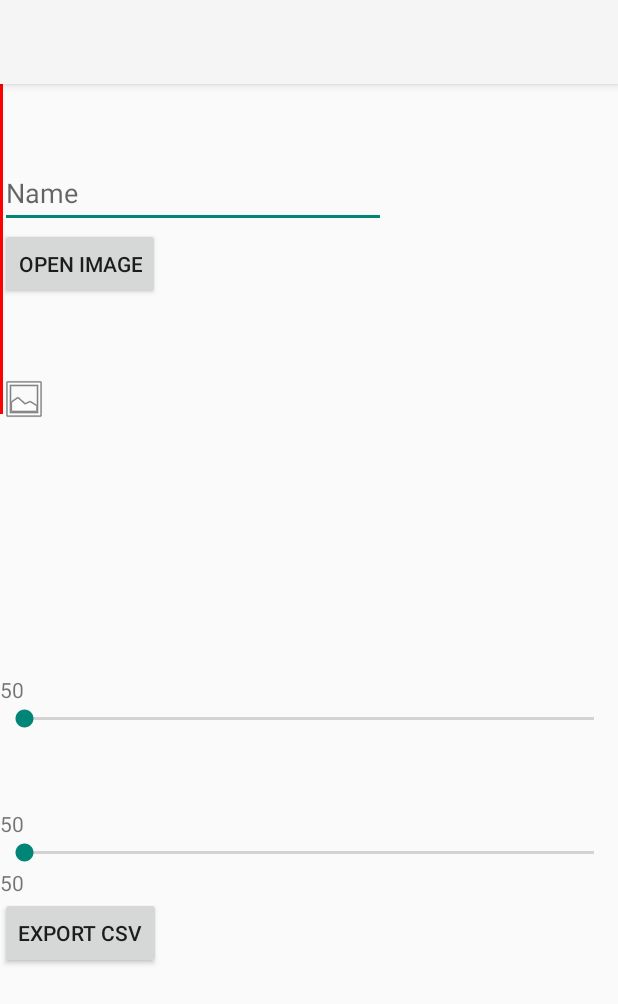
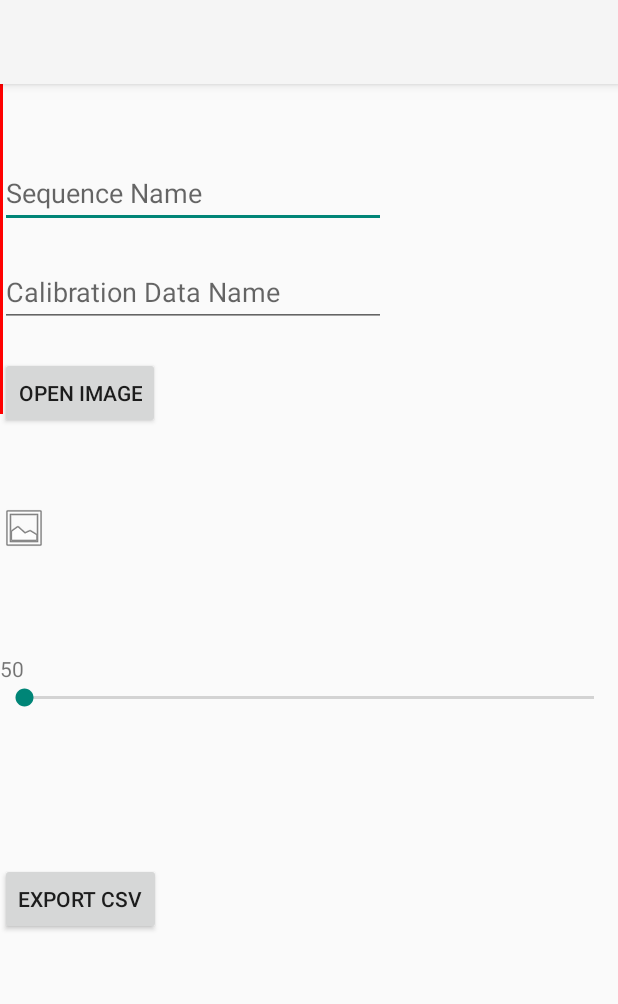
Before and after one commit to legrs/fukasis, an Android app: the CsvActivity screen opened directly, with no data from a screen before it, after a tap on "OPEN IMAGE", on a phone screen of 412 x 824 dp. Shown: the top 1004 px of the screen. Run offline under Robolectric (Android 15) with nearby library versions, the light colour scheme and no system bars.

Commit message:
start implementing csv function

```diff
--- a/app/app/src/main/java/com/example/ssa/CsvActivity.java
+++ b/app/app/src/main/java/com/example/ssa/CsvActivity.java
@@ -24,15 +24,18 @@ import android.widget.TextView;
 public class CsvActivity extends AppCompatActivity{
 
     private ImageView iv;
-    private EditText path_et; //et=EditText
+    private EditText path_et1; //et=EditText
+    private EditText path_et2; //et=EditText
 
     private ActivityCsvBinding binding;
 
     int[] pos = {0,0};
     float scale = 0.4F;
+    float imgWidth ;
+    float imgHeight ;
     float dispWidth ;
     float dispHeight;
-    int linePos = 0;
+    float fol;
 
     @Override
     protected void onCreate(Bundle savedInstanceState) {
@@ -45,25 +48,28 @@ public class CsvActivity extends AppCompatActivity{
 
         // UIs
         Button openBtn = binding.open;
+        Button exportBtn = binding.export;
         SeekBar sb1 = binding.sb1;
-        SeekBar sb2 = binding.sb2;
         TextView t1 = binding.t1;
-        TextView t2 = binding.t2;
         FrameLayout line = binding.line;
         iv = binding.iv;
         iv.setScaleType(ImageView.ScaleType.MATRIX);
 
 
-        path_et = binding.input1;
+        path_et1 = binding.input1;
+        path_et2 = binding.input2;
         openBtn.setOnClickListener(new View.OnClickListener(){
             public void onClick(View v){
                 ContentResolver resolver = getContentResolver();
                 Uri collection = MediaStore.Files.getContentUri("external");
                 Uri uri = null;
-                String filepath = "Documents/SSA/imgs/" + path_et.getText().toString() + "/";
+
+                String filepath = "Documents/SSA/imgs/" + path_et1.getText().toString() + "/";
+                String selection = MediaStore.MediaColumns.DISPLAY_NAME + "=? AND " + MediaStore.MediaColumns.RELATIVE_PATH + "=?";
+
+                    //  jpg image ( for preview )
+
                 String filename = "stacked.jpg";
-                //String filename = "stacked.tif";
-                String selection = MediaStore.MediaColumns.DISPLAY_NAME + "=? AND " + MediaStore.MediaColumns.RELATIVE_PATH + "=?";
                 String[] selectionArgs = new String[]{filename, filepath};
 
                 try(Cursor cursor = resolver.query(
@@ -88,8 +94,8 @@ public class CsvActivity extends AppCompatActivity{
                     Matrix matrix = new Matrix();
                     dispWidth = iv.getWidth();
                     dispHeight = iv.getHeight();
-                    float imgWidth = iv.getDrawable().getIntrinsicWidth();
-                    float imgHeight = iv.getDrawable().getIntrinsicHeight();
+                    imgWidth = iv.getDrawable().getIntrinsicWidth();
+                    imgHeight = iv.getDrawable().getIntrinsicHeight();
                     Log.d("a","" + dispWidth);
                     Log.d("a","" + dispHeight);
                     Log.d("a","" + imgWidth);
@@ -100,6 +106,82 @@ public class CsvActivity extends AppCompatActivity{
                     iv.setImageMatrix(matrix);
                     iv.getLocationOnScreen(pos);
                 }
+
+                    //  tiff image
+
+                boolean isDarked = false;
+                filename = "darked.tif";
+                selectionArgs = new String[]{filename, filepath};
+                try(Cursor cursor = resolver.query(
+                            collection,
+                            new String[]{MediaStore.MediaColumns._ID},
+                            selection,
+                            selectionArgs,
+                            null)){
+                    if(cursor != null && cursor.moveToFirst()){
+                        long id = cursor.getLong(cursor.getColumnIndexOrThrow(MediaStore.MediaColumns._ID));
+                        // exsists
+                        uri = ContentUris.withAppendedId(collection, id);
+                        Log.d("a","ありましたよっ！");
+                        isDarked = true;
+                    }
+
+                }
+                if(!isDarked){
+                    filename = "stacked.tif";
+                    selectionArgs = new String[]{filename, filepath};
+                    try(Cursor cursor = resolver.query(
+                                collection,
+                                new String[]{MediaStore.MediaColumns._ID},
+                                selection,
+                                selectionArgs,
+                                null)){
+                        if(cursor != null && cursor.moveToFirst()){
+                            long id = cursor.getLong(cursor.getColumnIndexOrThrow(MediaStore.MediaColumns._ID));
+                            // exsists
+                            uri = ContentUris.withAppendedId(collection, id);
+                            Log.d("a","ありましたよっ！");
+                        }else{
+                            Log.d("a","stacked.tifもないですよ!！");
+                        }
+
+                    }
+                }
+
+                if(uri!=null){
+
+                }
+
+
+                    // calibration data
+
+                filepath = "Documents/SSA/calibdata/";
+                filename = path_et2.getText().toString();
+                selectionArgs = new String[]{filename, filepath};
+                try(Cursor cursor = resolver.query(
+                            collection,
+                            new String[]{MediaStore.MediaColumns._ID},
+                            selection,
+                            selectionArgs,
+                            null)){
+                    if(cursor != null && cursor.moveToFirst()){
+                        long id = cursor.getLong(cursor.getColumnIndexOrThrow(MediaStore.MediaColumns._ID));
+                        // exsists
+                        uri = ContentUris.withAppendedId(collection, id);
+                        Log.d("a","ありましたよっ！");
+                        isDarked = true;
+                    }else{
+                        Log.d("a","(校正用ファイルが)ないです");
+                    }
+
+                }
+
+
+            }
+        });
+        exportBtn.setOnClickListener(new View.OnClickListener(){
+            public void onClick(View v){
+                makecsv(fd, fol);
             }
         });
         sb1.setOnSeekBarChangeListener(new SeekBar.OnSeekBarChangeListener() {
@@ -107,8 +189,8 @@ public class CsvActivity extends AppCompatActivity{
             public void onProgressChanged(SeekBar seekBar, int i, boolean b) {
                 Log.d("a","" + i);
                 t1.setText("" + i);
-                linePos = 300+i*3;
-                line.setX(dispWidth-linePos*scale);
+                fol = imgWidth - (300+i*3);
+                line.setX(dispWidth-imgWidth + fol*scale);
                 line.setY(pos[1]-50);
             }
 
@@ -134,4 +216,5 @@ public class CsvActivity extends AppCompatActivity{
     }
 
 
+    public native String makecsv(int fd, int fol);
 }
--- a/app/app/src/main/res/layout/activity_csv.xml
+++ b/app/app/src/main/res/layout/activity_csv.xml
@@ -10,7 +10,7 @@
 
     <LinearLayout
         android:layout_width="match_parent"
-        android:layout_height="720dp"
+        android:layout_height="match_parent"
         android:layout_weight="0.5"
         android:orientation="vertical"
         android:weightSum="1">
@@ -25,10 +25,25 @@
             android:layout_height="46dp"
             android:ems="10"
             android:inputType="text"
-            android:hint="Name"
+            android:hint="Sequence Name"
             tools:layout_editor_absoluteX="16dp"
             tools:layout_editor_absoluteY="54dp" />
+        <Space
+            android:layout_width="match_parent"
+            android:layout_height="20dp" />
 
+        <EditText
+            android:id="@+id/input2"
+            android:layout_width="257dp"
+            android:layout_height="46dp"
+            android:ems="10"
+            android:inputType="text"
+            android:hint="Calibration Data Name"
+            tools:layout_editor_absoluteX="30dp"
+            tools:layout_editor_absoluteY="54dp" />
+        <Space
+            android:layout_width="match_parent"
+            android:layout_height="20dp" />
     <Button
         android:id="@+id/open"
         android:layout_width="wrap_content"
@@ -45,7 +60,7 @@
         <ImageView
             android:id="@+id/iv"
             android:layout_width="match_parent"
-            android:layout_height="150dp"
+            android:layout_height="50dp"
             android:scaleType="centerCrop"
             app:layout_constraintRight_toRightOf="parent"
             app:srcCompat="@android:drawable/ic_menu_gallery" />
@@ -69,25 +84,8 @@
 
         <Space
             android:layout_width="match_parent"
-            android:layout_height="50dp" />
+            android:layout_height="100dp" />
 
-        <TextView
-            android:id="@+id/t2"
-            android:layout_width="wrap_content"
-            android:layout_height="wrap_content"
-            android:text="50" />
-    <SeekBar
-        android:id="@+id/sb2"
-        android:layout_width="match_parent"
-        android:layout_height="20dp"
-        app:layout_constraintStart_toStartOf="parent"
-        tools:layout_editor_absoluteY="155dp" />
-
-        <TextView
-            android:id="@+id/expo_txt"
-            android:layout_width="wrap_content"
-            android:layout_height="wrap_content"
-            android:text="50" />
         <Button
             android:id="@+id/export"
             android:layout_width="wrap_content"
```
Also changed, not shown: 5 other files.
